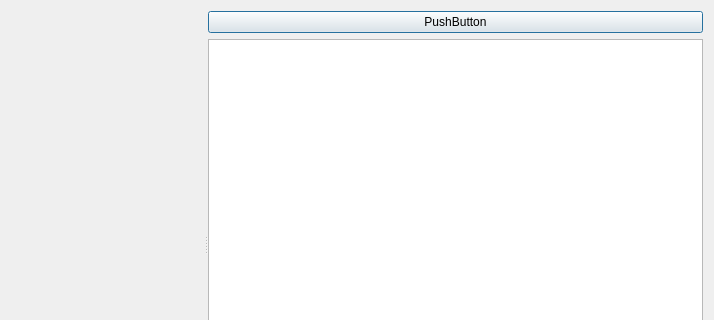
This is maindialog.ui in lujiajingcn/MyFirstRoom as Qt 5 draws it before an edit; both pictures show x 0 to 714 and y 0 to 320 of the 714 by 488 pixel window. The edited form follows.
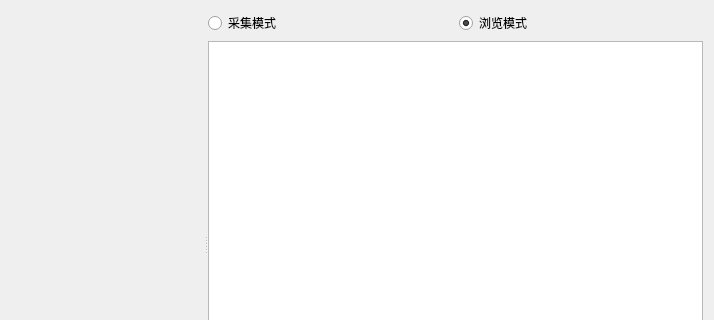
This is the edited form.

Commit message: 设置浏览器运行模式，一种为采集模式，一种为浏览模式。

The edit to the form file:
```diff
--- a/maindialog.ui
+++ b/maindialog.ui
@@ -24,15 +24,32 @@
      </property>
      <widget class="QWidget" name="widget" native="true"/>
      <widget class="QWidget" name="widget_2" native="true">
+      <layout class="QGridLayout" name="gridLayout_4">
+       <item row="0" column="0">
       <layout class="QGridLayout" name="gridLayout_3">
        <item row="0" column="0">
         <layout class="QGridLayout" name="gridLayout_2">
          <item row="0" column="0">
-          <widget class="QPushButton" name="pushButton">
+            <widget class="QRadioButton" name="rbCollect">
            <property name="text">
-            <string>PushButton</string>
-           </property>
-          </widget>
+              <string>采集模式</string>
+             </property>
+             <property name="checked">
+              <bool>false</bool>
+             </property>
+            </widget>
+           </item>
+           <item row="0" column="1">
+            <widget class="QRadioButton" name="rbBrowse">
+             <property name="text">
+              <string>浏览模式</string>
+             </property>
+             <property name="checked">
+              <bool>true</bool>
+             </property>
+            </widget>
+           </item>
+          </layout>
          </item>
          <item row="1" column="0">
           <widget class="QTextEdit" name="textEdit"/>
```
Left out of the diff: 2 changed lines with no effect on the pictures. Lines whose indentation alone changed are shown as unchanged. The commit also changes 5 other files.
